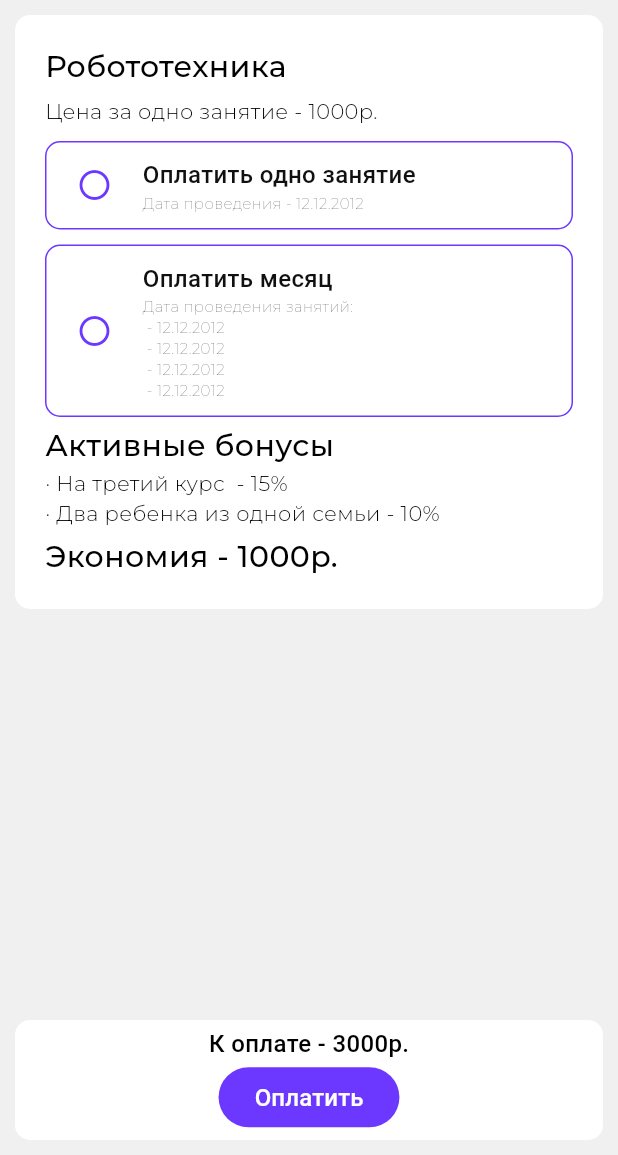
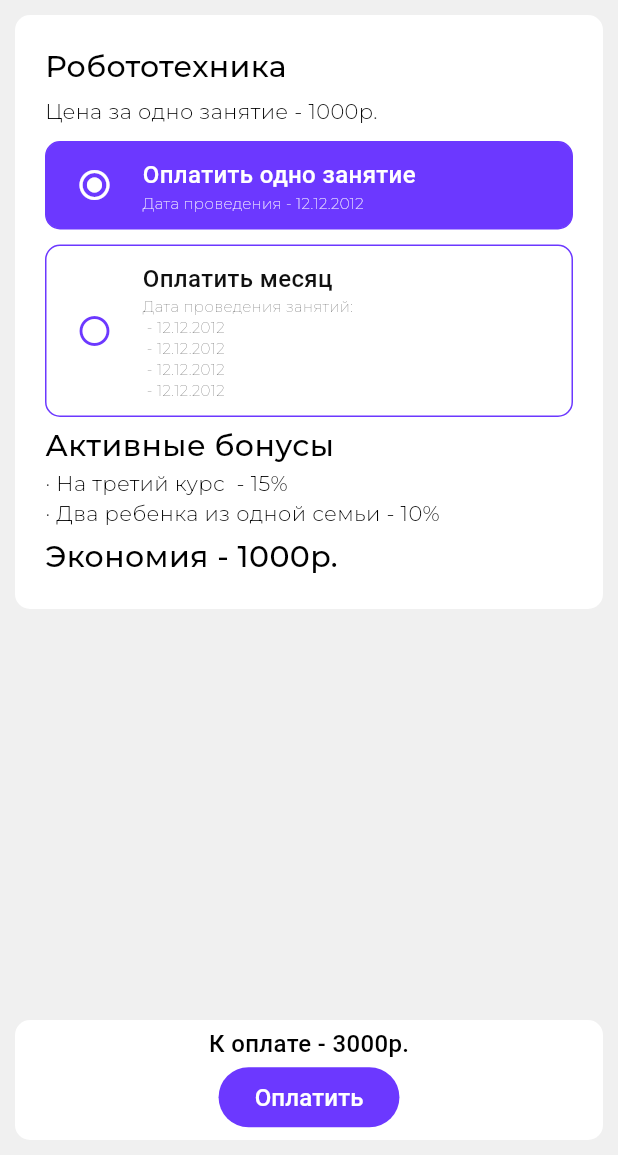
Before and after one commit to NoRulee/ingenerium, a Flutter app: the PaymentCalcPage screen opened directly, on a phone screen of 412 x 824 dp, the part 81-1236 px from its top. Run offline on Flutter 3.47's test engine with Material 3 defaults, Android fonts, the light colour scheme and no system bars; Roboto replaces fonts that are missing (MontserratRegular); project files that could hold a hidden picture were left out.

Commit message:
feat:add payment controller

```diff
--- a/lib/src/presentation/pages/payment_calculation_page.dart
+++ b/lib/src/presentation/pages/payment_calculation_page.dart
@@ -4,11 +4,17 @@ import 'package:injenerium_mobile_app/src/presentation/style/color_style.dart';
 import 'package:injenerium_mobile_app/src/presentation/style/text_stryle.dart';
 import 'package:injenerium_mobile_app/src/presentation/widgets/custom_app_bar.dart';
 
+class PaymentCalcPageController extends ValueNotifier<int> {
+  PaymentCalcPageController() : super(0);
+}
+
 class PaymentCalcPage extends StatelessWidget {
   const PaymentCalcPage({super.key});
 
   @override
   Widget build(BuildContext context) {
+    final PaymentCalcPageController calcPageController = PaymentCalcPageController();
+
     return Scaffold(
       backgroundColor: getSecondaryColor(context),
       body: SafeArea(
@@ -27,7 +33,10 @@ class PaymentCalcPage extends StatelessWidget {
                       Radius.circular(10.0),
                     ),
                   ),
-                  child: Column(
+                  child: ValueListenableBuilder(
+                    valueListenable: calcPageController,
+                    builder: (context, value, child) {
+                      return Column(
                         crossAxisAlignment: CrossAxisAlignment.start,
                         children: [
                           Text(
@@ -39,11 +48,18 @@ class PaymentCalcPage extends StatelessWidget {
                             'Цена за одно занятие - 1000р.',
                             style: getLightTextStyle(context),
                           ),
-                      const _ChooseButton(
+                          _ChooseButton(
                             textData: 'Оплатить одно занятие',
                             textDatesData: 'Дата проведения - 12.12.2012',
+                            isButtonPressed: calcPageController.value == 0,
+                            onTap: () => calcPageController.value = 0,
                           ),
-                      const _ChooseButton(textData: 'Оплатить месяц', textDatesData: 'Дата проведения занятий: \n - 12.12.2012 \n - 12.12.2012 \n - 12.12.2012 \n - 12.12.2012'),
+                          _ChooseButton(
+                            textData: 'Оплатить месяц',
+                            textDatesData: 'Дата проведения занятий: \n - 12.12.2012 \n - 12.12.2012 \n - 12.12.2012 \n - 12.12.2012',
+                            isButtonPressed: calcPageController.value == 1,
+                            onTap: () => calcPageController.value = 1,
+                          ),
                           const SizedBox(height: 5.0),
                           Text(
                             'Активные бонусы',
@@ -59,6 +75,8 @@ class PaymentCalcPage extends StatelessWidget {
                             style: getMediumTextStyle(context),
                           ),
                         ],
+                      );
+                    },
                   ),
                 ),
               ),
@@ -102,51 +120,28 @@ class PaymentCalcPage extends StatelessWidget {
   }
 }
 
-class _ChooseButton extends StatefulWidget {
-  final String textData;
-  final String textDatesData;
-  final Function()? onTap;
+class _ChooseButton extends StatelessWidget {
   const _ChooseButton({
     required this.textData,
     required this.textDatesData,
+    required this.isButtonPressed,
     this.onTap,
   });
 
-  @override
-  State<_ChooseButton> createState() => __ChooseButtonState();
-}
-
-class __ChooseButtonState extends State<_ChooseButton> {
-  bool isButtonPressed = false;
-
-  IconData getIconData() {
-    return isButtonPressed ? Icons.radio_button_checked : Icons.radio_button_off;
-  }
-
-  Color getIconColor() {
-    return isButtonPressed ? getBackgroundColor(context) : getPrimaryColor(context);
-  }
-
-  Color getButtonColor() {
-    return isButtonPressed ? getPrimaryColor(context) : getBackgroundColor(context);
-  }
-
-  Color getTextColor() {
-    return isButtonPressed ? getBackgroundColor(context) : getOnBackgroundColor(context);
-  }
+  final String textData;
+  final String textDatesData;
+  final bool isButtonPressed;
+  final Function()? onTap;
 
   @override
   Widget build(BuildContext context) {
-    void onButtonTap() {
-      setState(() {
-        isButtonPressed = !isButtonPressed;
-      });
-
-      widget.onTap;
-    }
+    final IconData iconData = isButtonPressed ? Icons.radio_button_checked : Icons.radio_button_off;
+    final Color iconColor = isButtonPressed ? getBackgroundColor(context) : getPrimaryColor(context);
+    final Color buttonColor = isButtonPressed ? getPrimaryColor(context) : getBackgroundColor(context);
+    final Color textColor = isButtonPressed ? getBackgroundColor(context) : getOnBackgroundColor(context);
 
     return InkWell(
-      onTap: onButtonTap,
+      onTap: onTap,
       child: Container(
         margin: const EdgeInsets.only(top: 10.0),
         padding: const EdgeInsets.symmetric(
@@ -161,14 +156,14 @@ class __ChooseButtonState extends State<_ChooseButton> {
             color: getPrimaryColor(context),
             width: 1.0,
           ),
-          color: getButtonColor(),
+          color: buttonColor,
         ),
         child: Row(
           // crossAxisAlignment: CrossAxisAlignment.start,
           children: [
             Icon(
-              getIconData(),
-              color: getIconColor(),
+              iconData,
+              color: iconColor,
             ),
             const SizedBox(
               width: 20.0,
@@ -177,17 +172,17 @@ class __ChooseButtonState extends State<_ChooseButton> {
               crossAxisAlignment: CrossAxisAlignment.start,
               children: [
                 Text(
-                  widget.textData,
+                  textData,
                   style: getRegularTextStyle(
                     context,
-                    color: getTextColor(),
+                    color: textColor,
                   ),
                 ),
                 Text(
-                  widget.textDatesData,
+                  textDatesData,
                   style: getThinTextStyle(
                     context,
-                    color: getTextColor(),
+                    color: textColor,
                   ),
                 ),
               ],
```
Lines whose indentation alone changed are shown as unchanged.
